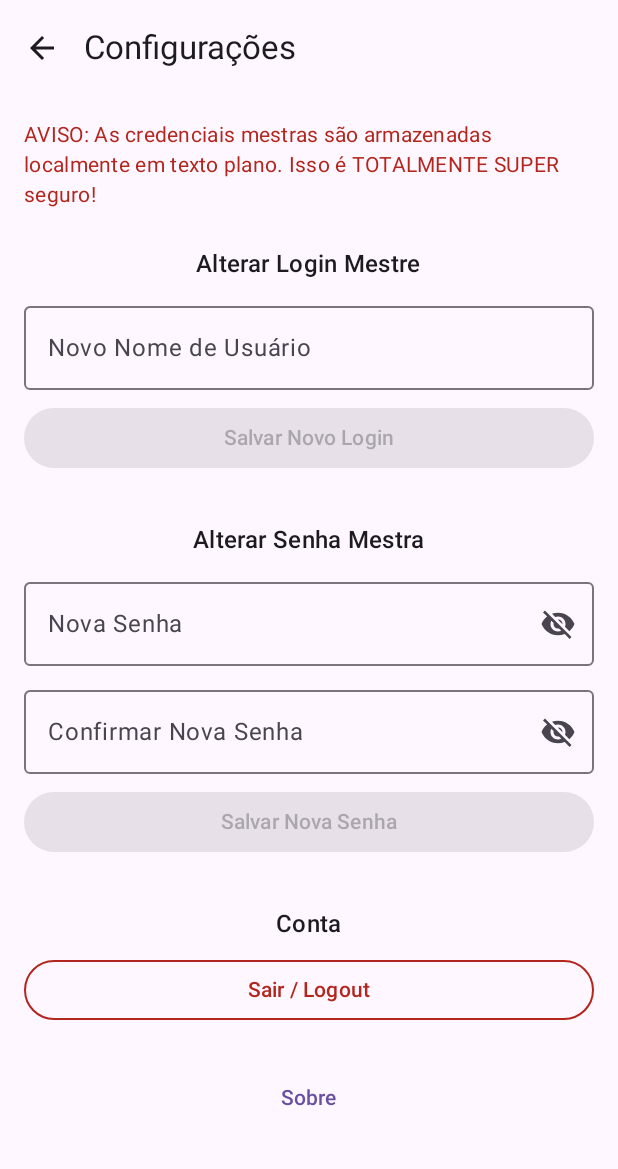
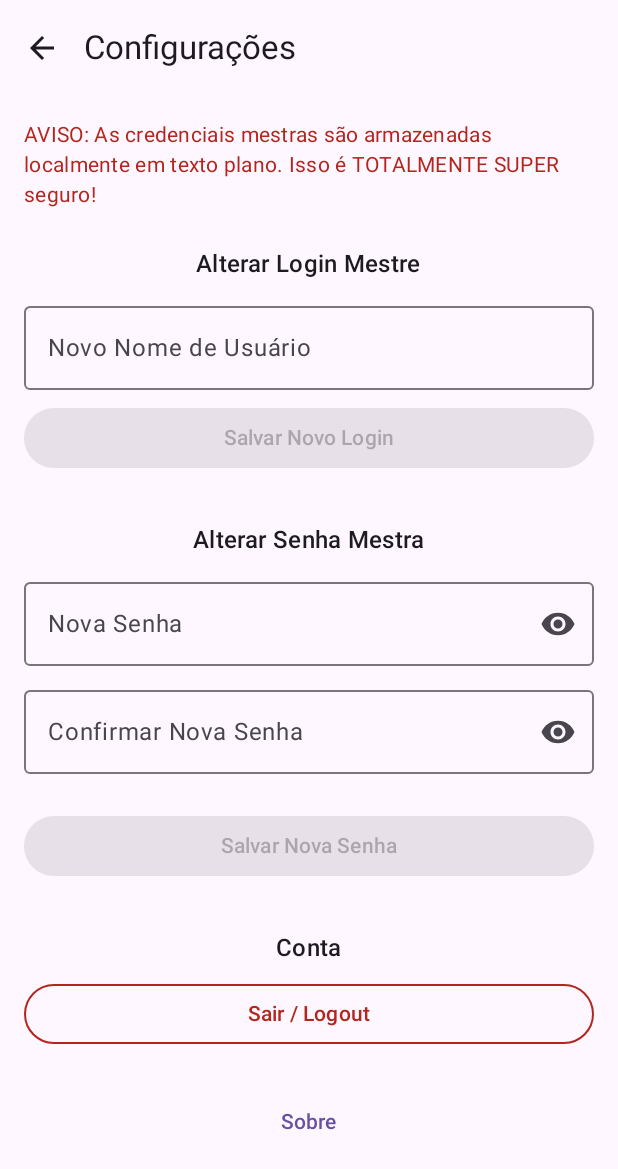
Before and after one commit to AbtibolDavi/PlainTextKotlin, an Android app built with Jetpack Compose: the SettingsPage screen opened through its navigation route, on a phone screen of 412 x 824 dp. Shown: the top 1169 px of the screen. Run offline under Robolectric (Android 15) with nearby library versions, the phone set to English and light mode, and no system bars; our stand-ins replace Room's generated code.

Commit message:
Refactor: Enhance UI, navigation, and settings with ViewModels and user feedback
- Replaced `AboutScreen` with `AboutPage` and `SettingsScreen` with `SettingsPage` for consistency.
- Updated `SettingsPage` to handle back button clicks correctly and prevent multiple back navigations.
- Implemented user feedback on settings updates using snackbars with localized messages.
- Enhanced `SettingsPage` password input fields with visibility toggles and a mismatch error message.
- Refactored `LoginPageViewModel` and `SettingsViewModel` to use localized error messages and success notifications.
- Improved UI in `LoginPage` and password input fields with visibility toggles and consistent styling.
- Updated navigation in `PasswordDetailPage` and `AddPasswordPage` to handle back button clicks correctly.
- Enhanced `PasswordPage` to display a default username if none is provided.

```diff
--- a/app/src/main/java/com/example/plaintextkotlin/navigation/Navigation.kt
+++ b/app/src/main/java/com/example/plaintextkotlin/navigation/Navigation.kt
@@ -7,12 +7,12 @@ import androidx.navigation.compose.NavHost
 import androidx.navigation.compose.composable
 import androidx.navigation.compose.rememberNavController
 import androidx.navigation.navArgument
-import com.example.plaintextkotlin.ui.AboutScreen
+import com.example.plaintextkotlin.ui.AboutPage
 import com.example.plaintextkotlin.ui.AddPasswordPage
 import com.example.plaintextkotlin.ui.LoginPage
 import com.example.plaintextkotlin.ui.PasswordDetailPage
 import com.example.plaintextkotlin.ui.PasswordPage
-import com.example.plaintextkotlin.ui.SettingsScreen
+import com.example.plaintextkotlin.ui.SettingsPage
 
 object Routes {
     const val LOGIN = "login"
@@ -36,7 +36,7 @@ fun Navigation(
             route = Routes.PASSWORD_PAGE,
             arguments = listOf(navArgument("username") { type = NavType.StringType })
         ) { backStackEntry ->
-            val username = backStackEntry.arguments?.getString("username") ?: "Usuário"
+            val username = backStackEntry.arguments?.getString("username")
             PasswordPage(navController = navController, username = username)
         }
 
@@ -53,11 +53,11 @@ fun Navigation(
         }
 
         composable(Routes.SETTINGS) {
-            SettingsScreen(navController = navController)
+            SettingsPage(navController = navController)
         }
 
         composable(Routes.ABOUT) {
-            AboutScreen(navController = navController)
+            AboutPage(navController = navController)
         }
     }
 }
--- a/app/src/main/java/com/example/plaintextkotlin/ui/LoginPage.kt
+++ b/app/src/main/java/com/example/plaintextkotlin/ui/LoginPage.kt
@@ -18,8 +18,10 @@ import androidx.compose.foundation.layout.safeDrawingPadding
 import androidx.compose.foundation.layout.size
 import androidx.compose.foundation.layout.width
 import androidx.compose.foundation.layout.wrapContentWidth
+import androidx.compose.foundation.rememberScrollState
 import androidx.compose.foundation.shape.RoundedCornerShape
 import androidx.compose.foundation.text.KeyboardOptions
+import androidx.compose.foundation.verticalScroll
 import androidx.compose.material.icons.Icons
 import androidx.compose.material.icons.filled.Lock
 import androidx.compose.material.icons.filled.Person
@@ -91,7 +93,7 @@ fun LoginPage(
     var usernameFocused by remember { mutableStateOf(false) }
     var passwordFocused by remember { mutableStateOf(false) }
 
-    val loginError by viewModel.loginError.collectAsState()
+    val loginErrorId by viewModel.loginError.collectAsState()
 
     val initialRememberMe by viewModel.initialRememberMeState.collectAsState()
     val initialUsername by viewModel.initialUsername.collectAsState()
@@ -128,6 +130,7 @@ fun LoginPage(
             horizontalAlignment = Alignment.CenterHorizontally,
             modifier = Modifier
                 .fillMaxSize()
+                .verticalScroll(rememberScrollState())
                 .padding(16.dp)
         ) {
             Box(
@@ -216,7 +219,7 @@ fun LoginPage(
                     focusedBorderColor = MaterialTheme.colorScheme.primary,
                     unfocusedBorderColor = MaterialTheme.colorScheme.onSurfaceVariant
                 ),
-                isError = loginError != null || (usernameInput.isEmpty() && usernameFocused),
+                isError = loginErrorId != null || (usernameInput.isEmpty() && usernameFocused),
                 supportingText = {
                     if (usernameInput.isEmpty() && usernameFocused) Text(stringResource(R.string.required_field))
                 })
@@ -253,22 +256,14 @@ fun LoginPage(
                     )
                 },
                 trailingIcon = {
-                    if (showPassword) {
-                        IconButton(onClick = { showPassword = false }) {
+                    IconButton(onClick = { showPassword = !showPassword }) {
                         Icon(
-                                imageVector = Icons.Filled.Visibility,
-                                contentDescription = stringResource(R.string.hide_password),
+                            imageVector = if (showPassword) Icons.Filled.VisibilityOff else Icons.Filled.Visibility,
+                            contentDescription = if (showPassword) stringResource(R.string.hide_password) else stringResource(
+                                R.string.show_password
+                            ),
                             tint = MaterialTheme.colorScheme.onSurfaceVariant
                         )
-                        }
-                    } else {
-                        IconButton(onClick = { showPassword = true }) {
-                            Icon(
-                                imageVector = Icons.Filled.VisibilityOff,
-                                contentDescription = stringResource(R.string.hide_password),
-                                tint = MaterialTheme.colorScheme.onSurfaceVariant
-                            )
-                        }
                     }
                 },
                 colors = OutlinedTextFieldDefaults.colors(
@@ -277,19 +272,21 @@ fun LoginPage(
                     focusedBorderColor = MaterialTheme.colorScheme.primary,
                     unfocusedBorderColor = MaterialTheme.colorScheme.onSurfaceVariant
                 ),
-                isError = loginError != null || (passwordInput.isEmpty() && passwordFocused),
+                isError = loginErrorId != null || (passwordInput.isEmpty() && passwordFocused),
                 supportingText = {
                     if (passwordInput.isEmpty() && passwordFocused) Text(stringResource(R.string.required_field))
                 })
 
             Spacer(modifier = Modifier.height(8.dp))
 
-            AnimatedVisibility(visible = loginError != null) {
+            AnimatedVisibility(visible = loginErrorId != null) {
+                loginErrorId?.let {
                     Text(
-                    text = loginError ?: "",
+                        text = stringResource(it),
                         color = MaterialTheme.colorScheme.error,
                         modifier = Modifier.padding(start = 16.dp)
                     )
+                }
             }
 
             Spacer(modifier = Modifier.height(16.dp))
--- a/app/src/main/java/com/example/plaintextkotlin/ui/SettingsScreen.kt
+++ b/app/src/main/java/com/example/plaintextkotlin/ui/SettingsPage.kt
@@ -62,12 +62,13 @@ import kotlinx.coroutines.launch
 
 @OptIn(ExperimentalMaterial3Api::class)
 @Composable
-fun SettingsScreen(
+fun SettingsPage(
     navController: NavController,
     viewModel: SettingsViewModel = viewModel(factory = ViewModelFactory(LocalContext.current))
 ) {
     val snackbarHostState = remember { SnackbarHostState() }
     val scope = rememberCoroutineScope()
+    val context = LocalContext.current
 
     val newUsername by viewModel.newUsername.collectAsState()
     val newPassword by viewModel.newPassword.collectAsState()
@@ -81,12 +82,13 @@ fun SettingsScreen(
     var showConfirmPassword by remember { mutableStateOf(false) }
 
     val isAnyOperationLoading = isSavingUsername || isSavingPassword || isLoggingOut
+    var backButtonClicked by remember { mutableStateOf(false) }
 
     LaunchedEffect(viewModel.uiMessage, snackbarHostState) {
-        viewModel.uiMessage.collectLatest { message ->
+        viewModel.uiMessage.collectLatest { messageId ->
             scope.launch {
                 snackbarHostState.showSnackbar(
-                    message = message, duration = SnackbarDuration.Short
+                    message = context.getString(messageId), duration = SnackbarDuration.Short
                 )
             }
         }
@@ -105,7 +107,12 @@ fun SettingsScreen(
         snackbarHost = { SnackbarHost(snackbarHostState) },
         topBar = {
             TopAppBar(title = { Text(stringResource(R.string.settings_title)) }, navigationIcon = {
-                IconButton(onClick = { if (!isAnyOperationLoading) navController.popBackStack() }) {
+                IconButton(onClick = {
+                    if (!isAnyOperationLoading && !backButtonClicked) {
+                        backButtonClicked = true
+                        navController.popBackStack()
+                    }
+                }) {
                     Icon(
                         Icons.AutoMirrored.Filled.ArrowBack,
                         contentDescription = stringResource(R.string.back)
@@ -183,10 +190,11 @@ fun SettingsScreen(
                 trailingIcon = {
                     IconButton(onClick = { showNewPassword = !showNewPassword }) {
                         Icon(
-                            imageVector = if (showNewPassword) Icons.Filled.Visibility else Icons.Filled.VisibilityOff,
+                            imageVector = if (showNewPassword) Icons.Filled.VisibilityOff else Icons.Filled.Visibility,
                             contentDescription = if (showNewPassword) stringResource(R.string.hide_password) else stringResource(
                                 R.string.show_password
-                            )
+                            ),
+                            tint = MaterialTheme.colorScheme.onSurfaceVariant
                         )
                     }
                 },
@@ -206,14 +214,20 @@ fun SettingsScreen(
                 trailingIcon = {
                     IconButton(onClick = { showConfirmPassword = !showConfirmPassword }) {
                         Icon(
-                            imageVector = if (showNewPassword) Icons.Filled.Visibility else Icons.Filled.VisibilityOff,
-                            contentDescription = if (showNewPassword) stringResource(R.string.hide_password) else stringResource(
+                            imageVector = if (showConfirmPassword) Icons.Filled.VisibilityOff else Icons.Filled.Visibility,
+                            contentDescription = if (showConfirmPassword) stringResource(R.string.hide_password) else stringResource(
                                 R.string.show_password
-                            )
+                            ),
+                            tint = MaterialTheme.colorScheme.onSurfaceVariant
                         )
                     }
                 },
                 enabled = !isAnyOperationLoading,
+                supportingText = {
+                    if (newPassword.isNotEmpty() && confirmPassword.isNotEmpty() && newPassword != confirmPassword) Text(
+                        stringResource(R.string.error_settings_password_mismatch)
+                    )
+                },
                 isError = newPassword.isNotEmpty() && confirmPassword.isNotEmpty() && newPassword != confirmPassword
             )
 
@@ -277,8 +291,8 @@ fun SettingsScreen(
 
 @Preview(showBackground = true)
 @Composable
-fun SettingsScreenPreview() {
+fun SettingsPagePreview() {
     PlainTextKotlinTheme {
-        SettingsScreen(navController = rememberNavController())
+        SettingsPage(navController = rememberNavController())
     }
 }
--- a/app/src/main/java/com/example/plaintextkotlin/ui/viewmodel/LoginPageViewModel.kt
+++ b/app/src/main/java/com/example/plaintextkotlin/ui/viewmodel/LoginPageViewModel.kt
@@ -2,6 +2,7 @@ package com.example.plaintextkotlin.ui.viewmodel
 
 import androidx.lifecycle.ViewModel
 import androidx.lifecycle.viewModelScope
+import com.example.plaintextkotlin.R
 import com.example.plaintextkotlin.utils.UserDataStoreManager
 import kotlinx.coroutines.flow.MutableStateFlow
 import kotlinx.coroutines.flow.StateFlow
@@ -11,8 +12,8 @@ import kotlinx.coroutines.launch
 class LoginPageViewModel(
     private val userDataStoreManager: UserDataStoreManager
 ) : ViewModel() {
-    private val _loginError = MutableStateFlow<String?>(null)
-    val loginError: StateFlow<String?> = _loginError.asStateFlow()
+    private val _loginError = MutableStateFlow<Int?>(null)
+    val loginError: StateFlow<Int?> = _loginError.asStateFlow()
 
     private val _initialRememberMeState = MutableStateFlow(false)
     val initialRememberMeState: StateFlow<Boolean> = _initialRememberMeState.asStateFlow()
@@ -42,7 +43,7 @@ class LoginPageViewModel(
             val storedPassword = userDataStoreManager.getAppPasswordOnce()
 
             if (usernameInput.isBlank() || passwordInput.isBlank()) {
-                _loginError.value = "Usuário e senha são obrigatórios"
+                _loginError.value = R.string.error_login_required_fields
             } else if (usernameInput == storedUsername && passwordInput == storedPassword) {
                 _loginError.value = null
                 userDataStoreManager.saveRememberMeState(rememberMeChecked)
@@ -53,7 +54,7 @@ class LoginPageViewModel(
                 }
                 navigateToPasswordPage(usernameInput)
             } else {
-                _loginError.value = "Usuário ou senha incorretos"
+                _loginError.value = R.string.error_login_incorrect_credentials
             }
         }
     }
--- a/app/src/main/res/values/strings.xml
+++ b/app/src/main/res/values/strings.xml
@@ -14,6 +14,7 @@
     <string name="required_field">*obrigatório</string>
     <string name="password_label_required">Senha*</string>
     <string name="username_label_required">Login*</string>
+    <string name="default_username_display">Usuário</string>"
 
     <!-- Login Page -->
     <string name="plain_text_logo">Logotipo do app</string>
@@ -23,6 +24,10 @@
     <string name="remember_me_check">Salvar informação de login</string>
     <string name="login_button_text">ENTRAR</string>
     <string name="login_success">Login efetuado com sucesso!</string>
+
+    <!-- LoginPageViewModel -->
+    <string name="error_login_required_fields">Usuário e senha são obrigatórios</string>
+    <string name="error_login_incorrect_credentials">Usuário ou senha incorretos</string>
 
     <!-- Password List Page -->
     <string name="password_page_title">Senhas Salvas</string>
@@ -72,6 +77,16 @@
     <string name="account_section_title">Conta</string>
     <string name="logout_button">Sair / Logout</string>
 
+    <!-- SettingsViewModel -->
+    <string name="error_settings_username_empty">Nome de usuário não pode ser vazio.</string>
+    <string name="error_settings_username_update">Erro ao atualizar nome de usuário.</string>
+    <string name="success_settings_username_update">Nome de usuário atualizado com sucesso!</string>
+    <string name="error_settings_password_empty">Nova senha não pode ser vazia.</string>
+    <string name="error_settings_password_mismatch">As senhas não coincidem.</string> <!-- Já existe -->
+    <string name="error_settings_password_update">Erro ao atualizar senha.</string>
+    <string name="success_settings_password_update">Senha atualizada com sucesso!</string>
+    <string name="error_settings_logout">Erro ao fazer logout.</string>
+
     <!-- About Page -->
     <string name="about_title">Sobre o App</string>
     <string name="about_button">Sobre</string>
```
Also changed, not shown: app/src/main/java/com/example/plaintextkotlin/ui/AboutPage.kt (renamed from app/src/main/java/com/example/plaintextkotlin/ui/AboutScreen.kt, +13 -4 lines), app/src/main/java/com/example/plaintextkotlin/ui/AddPasswordPage.kt (+11 -3 lines), app/src/main/java/com/example/plaintextkotlin/ui/PasswordDetailPage.kt (+9 -3 lines), app/src/main/java/com/example/plaintextkotlin/ui/PasswordPage.kt (+4 -3 lines), app/src/main/java/com/example/plaintextkotlin/ui/viewmodel/SettingsViewModel.kt (+11 -10 lines). Lines whose indentation alone changed are shown as unchanged.
